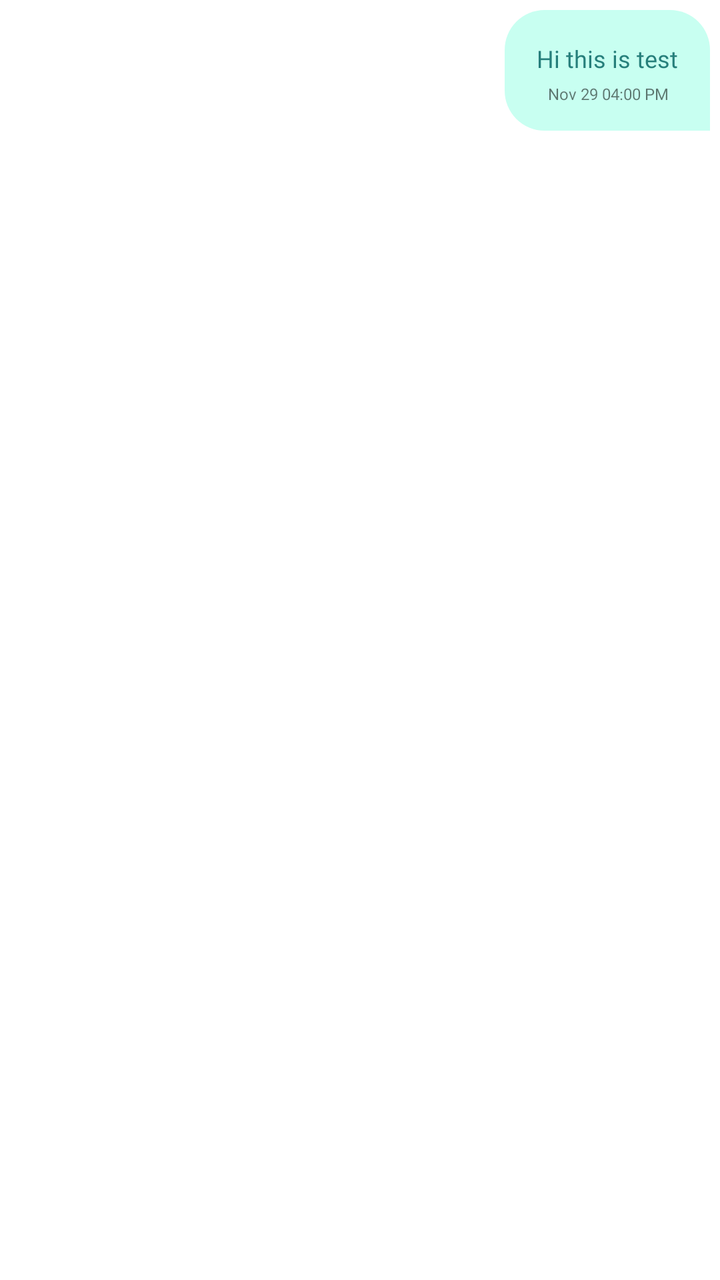
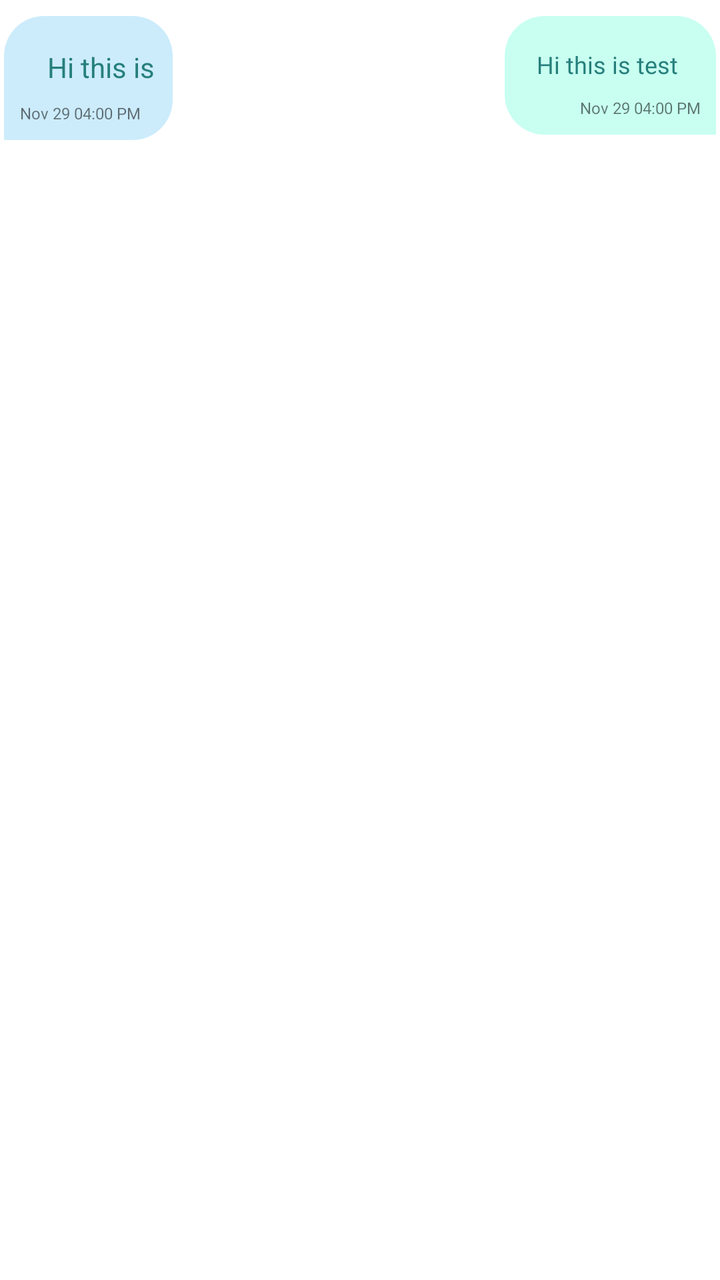

Compare the two renders of this Android layout. The source of the first and the diff that turns it into the second are given below.
<!-- AndroidManifest.xml: application theme Theme.AbraaKaDabraa.App -->
<!-- res/layout/chat_message_row.xml -->
<?xml version="1.0" encoding="utf-8"?>
<androidx.constraintlayout.widget.ConstraintLayout xmlns:android="http://schemas.android.com/apk/res/android"
    xmlns:app="http://schemas.android.com/apk/res-auto"
    xmlns:tools="http://schemas.android.com/tools"
    android:layout_width="match_parent"
    android:layout_height="wrap_content">

    <androidx.constraintlayout.widget.ConstraintLayout
        android:id="@+id/toLayout"
        android:layout_width="wrap_content"
        android:layout_height="wrap_content"
        android:layout_margin="5dp"
        android:background="@drawable/sender_chat_bg"
        android:gravity="center"
        app:layout_constraintEnd_toEndOf="parent"
        app:layout_constraintHorizontal_bias="1.0"
        app:layout_constraintStart_toStartOf="parent"
        app:layout_constraintTop_toTopOf="parent">

        <TextView
            android:id="@+id/to_message"
            android:layout_width="wrap_content"
            android:layout_height="wrap_content"
            android:layout_marginStart="16dp"
            android:layout_marginTop="16dp"
            android:layout_marginEnd="16dp"
            android:fontFamily="@font/montserrat_semi_bold"
            android:gravity="center"
            android:text="Hi this is test"
            android:textColor="#267F7B"
            android:textIsSelectable="true"
            android:textSize="12sp"
            app:layout_constraintEnd_toEndOf="parent"
            app:layout_constraintHorizontal_bias="1.0"
            app:layout_constraintStart_toStartOf="parent"
            app:layout_constraintTop_toTopOf="parent" />

        <TextView
            android:id="@+id/to_message_time"
            android:layout_width="wrap_content"
            android:layout_height="wrap_content"
            android:layout_marginStart="16dp"
            android:layout_marginTop="4dp"
            android:layout_marginEnd="16dp"
            android:layout_marginBottom="8dp"
            android:fontFamily="@font/montserrat_regular"
            android:gravity="right"
            android:paddingRight="5dp"
            android:paddingBottom="5dp"
            android:text="Nov 29 04:00 PM"
            android:textSize="8sp"
            app:layout_constraintBottom_toBottomOf="parent"
            app:layout_constraintEnd_toEndOf="parent"
            app:layout_constraintHorizontal_bias="1.0"
            app:layout_constraintStart_toStartOf="parent"
            app:layout_constraintTop_toBottomOf="@+id/to_message" />
    </androidx.constraintlayout.widget.ConstraintLayout>

    <androidx.constraintlayout.widget.ConstraintLayout
        android:id="@+id/fromLayout"
        android:layout_width="wrap_content"
        android:layout_height="wrap_content"
        android:layout_margin="5dp"
        android:background="@drawable/receiver_chat_bg"
        android:gravity="center"
        android:visibility="gone"
        app:layout_constraintEnd_toEndOf="parent"
        app:layout_constraintHorizontal_bias="0.0"
        app:layout_constraintStart_toStartOf="parent"
        app:layout_constraintTop_toTopOf="parent">

        <TextView
            android:id="@+id/from_message"
            android:layout_width="wrap_content"
            android:layout_height="wrap_content"
            android:layout_marginStart="16dp"
            android:layout_marginTop="16dp"
            android:layout_marginEnd="16dp"
            android:gravity="center"
            android:text="Hi this is test"
            android:textColor="#267F7B"
            android:textIsSelectable="true"
            app:layout_constraintEnd_toEndOf="parent"
            app:layout_constraintStart_toStartOf="parent"
            app:layout_constraintTop_toTopOf="parent" />

        <TextView
            android:id="@+id/from_message_time"
            android:layout_width="wrap_content"
            android:layout_height="16dp"
            android:layout_marginStart="16dp"
            android:layout_marginTop="4dp"
            android:layout_marginEnd="16dp"
            android:layout_marginBottom="8dp"
            android:fontFamily="@font/montserrat_regular"
            android:gravity="left"
            android:text="Nov 29 04:00 PM"
            android:textSize="8sp"
            app:layout_constraintBottom_toBottomOf="parent"
            app:layout_constraintEnd_toEndOf="parent"
            app:layout_constraintHorizontal_bias="0.0"
            app:layout_constraintStart_toStartOf="parent"
            app:layout_constraintTop_toBottomOf="@+id/from_message" />
    </androidx.constraintlayout.widget.ConstraintLayout>
</androidx.constraintlayout.widget.ConstraintLayout>
<!-- resources referenced by this layout -->
<resources>
  <!-- drawable receiver_chat_bg (drawable) -->
  <?xml version="1.0" encoding="utf-8"?>
  <selector xmlns:android="http://schemas.android.com/apk/res/android">
      <item>
          <shape>
              
              <solid android:color="#CCECFB"/>
              <corners android:topLeftRadius="20dp"
                  android:bottomRightRadius="20dp"
                  android:topRightRadius="20dp"/>
          </shape>
      </item>
  </selector>
  <!-- drawable sender_chat_bg (drawable) -->
  <?xml version="1.0" encoding="utf-8"?>
  <selector xmlns:android="http://schemas.android.com/apk/res/android">
    <item>
      <shape>
        
        <solid android:color="#c8fff1"/>
        <corners android:topLeftRadius="20dp"
            android:bottomLeftRadius="20dp"
            android:topRightRadius="20dp"/>
      </shape>
    </item>
  </selector>
  <style name="Theme.AbraaKaDabraa.App" parent="Theme.MaterialComponents.Light.DarkActionBar">
          <item name="colorPrimary">@color/theme_color</item>
          <item name="colorPrimaryVariant">@color/theme_color</item>
          <item name="colorOnPrimary">@color/theme_color</item>
      </style>
  <color name="theme_color">#416D49</color>
</resources>

<!-- the commit's change to res/layout/chat_message_row.xml (unified diff, before → after) -->
@@ -9,7 +9,9 @@
         android:id="@+id/toLayout"
         android:layout_width="wrap_content"
         android:layout_height="wrap_content"
-        android:layout_margin="5dp"
+        android:layout_marginStart="42dp"
+        android:layout_marginTop="8dp"
+        android:layout_marginEnd="2dp"
         android:background="@drawable/sender_chat_bg"
         android:gravity="center"
         app:layout_constraintEnd_toEndOf="parent"
@@ -26,7 +28,7 @@
             android:layout_marginEnd="16dp"
             android:fontFamily="@font/montserrat_semi_bold"
             android:gravity="center"
-            android:text="Hi this is test"
+            android:text="Hi this is test "
             android:textColor="#267F7B"
             android:textIsSelectable="true"
             android:textSize="12sp"
@@ -40,13 +42,11 @@
             android:layout_width="wrap_content"
             android:layout_height="wrap_content"
             android:layout_marginStart="16dp"
-            android:layout_marginTop="4dp"
-            android:layout_marginEnd="16dp"
+            android:layout_marginTop="8dp"
+            android:layout_marginEnd="8dp"
             android:layout_marginBottom="8dp"
             android:fontFamily="@font/montserrat_regular"
             android:gravity="right"
-            android:paddingRight="5dp"
-            android:paddingBottom="5dp"
             android:text="Nov 29 04:00 PM"
             android:textSize="8sp"
             app:layout_constraintBottom_toBottomOf="parent"
@@ -60,10 +60,12 @@
         android:id="@+id/fromLayout"
         android:layout_width="wrap_content"
         android:layout_height="wrap_content"
-        android:layout_margin="5dp"
+        android:layout_marginStart="2dp"
+        android:layout_marginTop="8dp"
+        android:layout_marginEnd="42dp"
         android:background="@drawable/receiver_chat_bg"
         android:gravity="center"
-        android:visibility="gone"
+        android:visibility="visible"
         app:layout_constraintEnd_toEndOf="parent"
         app:layout_constraintHorizontal_bias="0.0"
         app:layout_constraintStart_toStartOf="parent"
@@ -75,9 +77,8 @@
             android:layout_height="wrap_content"
             android:layout_marginStart="16dp"
             android:layout_marginTop="16dp"
-            android:layout_marginEnd="16dp"
             android:gravity="center"
-            android:text="Hi this is test"
+            android:text="Hi this is "
             android:textColor="#267F7B"
             android:textIsSelectable="true"
             app:layout_constraintEnd_toEndOf="parent"
@@ -87,13 +88,13 @@
         <TextView
             android:id="@+id/from_message_time"
             android:layout_width="wrap_content"
-            android:layout_height="16dp"
-            android:layout_marginStart="16dp"
-            android:layout_marginTop="4dp"
+            android:layout_height="wrap_content"
+            android:layout_marginStart="8dp"
+            android:layout_marginTop="8dp"
             android:layout_marginEnd="16dp"
             android:layout_marginBottom="8dp"
             android:fontFamily="@font/montserrat_regular"
-            android:gravity="left"
+            android:gravity="start"
             android:text="Nov 29 04:00 PM"
             android:textSize="8sp"
             app:layout_constraintBottom_toBottomOf="parent"
